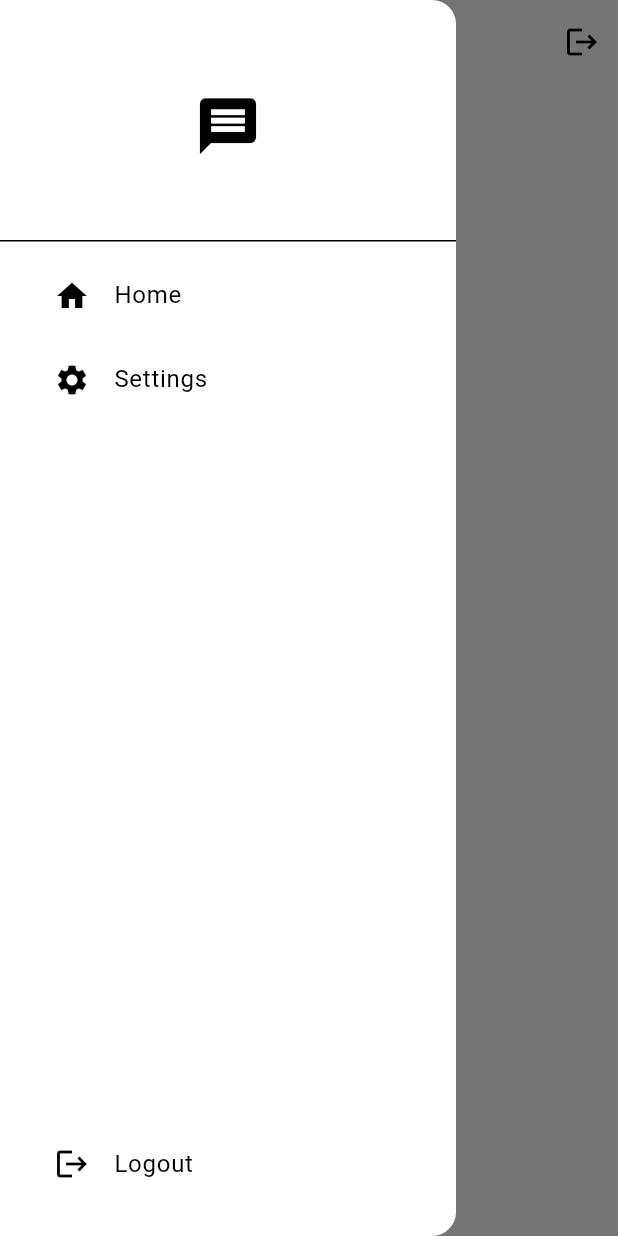
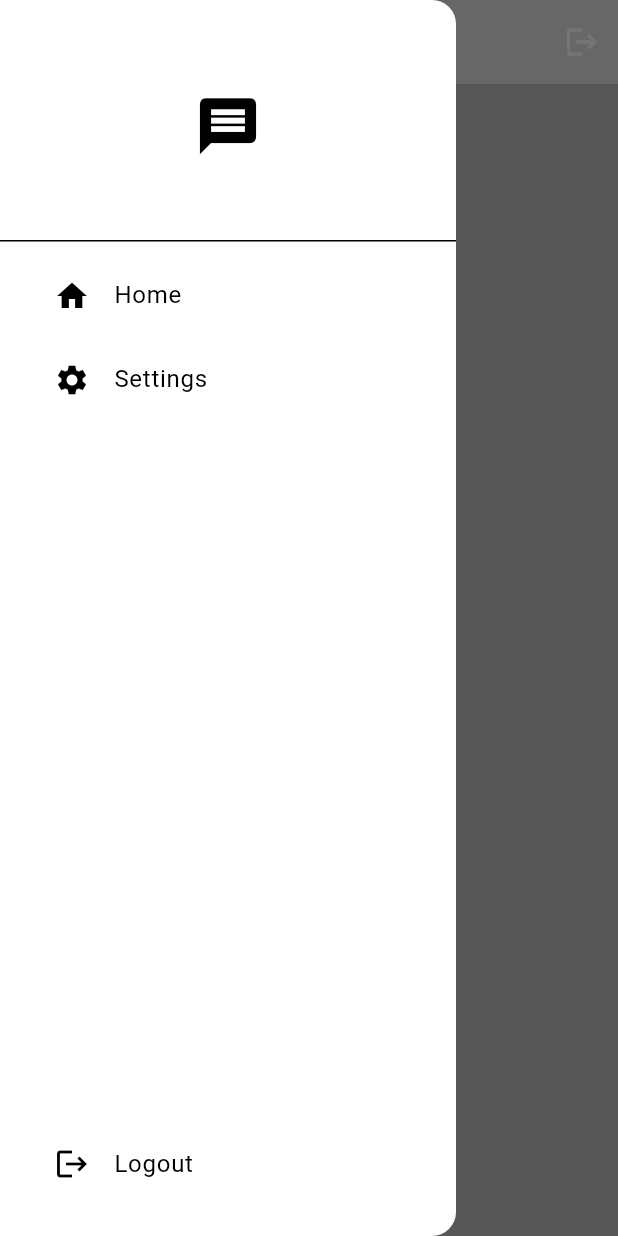
Before and after one commit to Akshat2113609/ChatApp, a Flutter app: the screen it shows once a user with an empty profile is signed in, with the side drawer open, on a phone screen of 412 x 824 dp. Run offline on Flutter 3.47's test engine with Material 3 defaults, Android fonts, the phone set to English and light mode, and no system bars; our stand-ins replace cloud_firestore, firebase_auth, firebase_core; accounts and stored records are empty; network calls fail.

Commit message:
messasging added and UI inhanced

```diff
--- a/lib/components/my_drawer.dart
+++ b/lib/components/my_drawer.dart
@@ -1,10 +1,10 @@
 import 'package:flutter/material.dart';
-import 'package:myapp/Auth/auth_service.dart';
+import 'package:myapp/services/Auth/auth_service.dart';
 import 'package:myapp/pages/login_page.dart';
 import 'package:myapp/pages/settings_page.dart';
 
 class MyDrawer extends StatelessWidget {
-  MyDrawer({super.key});
+  const MyDrawer({super.key});
   void logOut() {
     final auth = AuthService();
     auth.signOut();
@@ -29,26 +29,26 @@ class MyDrawer extends StatelessWidget {
                 ),
               ),
               Padding(
-                padding: EdgeInsets.only(left: 20.0),
+                padding: const EdgeInsets.only(left: 20.0),
                 child: ListTile(
-                  title: Text("Home"),
-                  leading: Icon(Icons.home),
+                  title: const Text("Home"),
+                  leading: const Icon(Icons.home),
                   onTap: () {
                     Navigator.pop(context);
                   },
                 ),
               ),
               Padding(
-                padding: EdgeInsets.only(left: 20.0),
+                padding: const EdgeInsets.only(left: 20.0),
                 child: ListTile(
-                    title: Text("Settings"),
-                    leading: Icon(Icons.settings),
+                    title: const Text("Settings"),
+                    leading: const Icon(Icons.settings),
                     onTap: () {
                       Navigator.pop(context);
                       Navigator.push(
                         context,
                         MaterialPageRoute(
-                          builder: (context) => SettingsPage(),
+                          builder: (context) => const SettingsPage(),
                         ),
                       );
                     }),
@@ -56,10 +56,10 @@ class MyDrawer extends StatelessWidget {
             ],
           ),
           Padding(
-            padding: EdgeInsets.only(left: 20.0, bottom: 20.0),
+            padding: const EdgeInsets.only(left: 20.0, bottom: 20.0),
             child: ListTile(
-              title: Text("Logout"),
-              leading: Icon(Icons.logout),
+              title: const Text("Logout"),
+              leading: const Icon(Icons.logout),
               onTap:logOut,
             ),
           ),
--- a/lib/main.dart
+++ b/lib/main.dart
@@ -1,13 +1,16 @@
 import 'package:firebase_core/firebase_core.dart';
 import 'package:flutter/material.dart';
-import 'package:myapp/Auth/auth_gate.dart';
+import 'package:myapp/services/Auth/auth_gate.dart';
 import 'package:myapp/firebase_options.dart';
 import 'package:myapp/themes/light_mode.dart';
+import 'package:myapp/themes/theme_provider.dart';
+import 'package:provider/provider.dart';
 
 void main() async {
   WidgetsFlutterBinding.ensureInitialized();
   await Firebase.initializeApp(options: DefaultFirebaseOptions.currentPlatform);
-  runApp(const Myapp());
+  runApp(
+    ChangeNotifierProvider(create: (context) => ThemeProvider(),child:Myapp()) );
 }
 
 class Myapp extends StatelessWidget {
@@ -16,7 +19,7 @@ class Myapp extends StatelessWidget {
   Widget build(context) {
     return MaterialApp(
       home: const AuthGate(),
-      theme: lightMode,
+      theme: Provider.of<ThemeProvider>(context).themeData,
     );
   }
 }
--- /dev/null
+++ b/lib/models/message.dart
@@ -0,0 +1,27 @@
+import 'package:cloud_firestore/cloud_firestore.dart';
+import 'package:flutter/material.dart';
+
+class Message {
+  final String senderID;
+  final String senderEmail;
+  final String receiverID;
+  final String message;
+  final Timestamp timestamp;
+  Message({
+    required this.senderID,
+    required this.senderEmail,
+    required this.receiverID,
+    required this.message,
+    required this.timestamp,
+  });
+  //convert to a map
+  Map<String,dynamic> toMap(){
+    return {
+      "senderID":senderID,
+      "senderEmail":senderEmail,
+      "receiverID":receiverID,
+      "message":message,
+      "timestamp":timestamp,
+    };
+  }
+  }
--- a/lib/pages/home_page.dart
+++ b/lib/pages/home_page.dart
@@ -1,23 +1,91 @@
 import 'package:flutter/material.dart';
-import 'package:myapp/Auth/auth_service.dart';
+import 'package:myapp/pages/chat_page.dart';
+import 'package:myapp/services/Auth/auth_service.dart';
 import 'package:myapp/components/my_drawer.dart';
+import 'package:myapp/services/Auth/chat/chat_service.dart';
+import 'package:myapp/components/user_tile.dart';
 
 class HomePage extends StatelessWidget {
-  const HomePage({super.key});
+  HomePage({super.key});
+
+  final ChatService _chatService = ChatService();
+  final AuthService _authService = AuthService();
+
   void logOut() {
-    final auth = AuthService();
-    auth.signOut();
+    _authService.signOut();
   }
 
   @override
-  Widget build(context) {
-    MainAxisAlignment.center;
+  Widget build(BuildContext context) {
     return Scaffold(
-      appBar: AppBar(title: const Text("home page"), actions: [
-        IconButton(onPressed: logOut, icon: const Icon(Icons.logout)),
-      ]
+      backgroundColor: Theme.of(context).colorScheme.background,  // Use theme background color
+      appBar: AppBar(
+        title: const Text("Home Page"),
+        backgroundColor: Theme.of(context).colorScheme.primary,   // Use primary color from theme
+        actions: [
+          IconButton(
+            onPressed: logOut,
+            icon: Icon(
+              Icons.logout,
+              color: Theme.of(context).colorScheme.onPrimary,  // Ensure icon color matches theme
+            ),
+          ),
+        ],
       ),
-      drawer: MyDrawer(),
+      drawer: const MyDrawer(),
+      body: _buildUserList(context),
     );
   }
+
+  // Updated user list method
+  Widget _buildUserList(BuildContext context) {
+    return StreamBuilder(
+      stream: _chatService.getUsersStream(),
+      builder: (context, snapshot) {
+        if (snapshot.hasError) {
+          return const Text("Error loading users");
+        }
+        if (snapshot.connectionState == ConnectionState.waiting) {
+          return const Center(child: CircularProgressIndicator());
+        }
+        if (!snapshot.hasData || snapshot.data!.isEmpty) {
+          return Center(
+            child: Text(
+              "No users found",
+              style: TextStyle(
+                color: Theme.of(context).colorScheme.onBackground,  // Theme-aware text color
+              ),
+            ),
+          );
+        }
+        return ListView(
+          children: snapshot.data!
+              .map<Widget>((userData) => _buildUserListItem(userData, context))
+              .toList(),
+        );
+      },
+    );
+  }
+
+  // Updated user list item method
+  Widget _buildUserListItem(Map<String, dynamic> userData, BuildContext context) {
+    if (userData["email"] != _authService.getcurrentUser()!.email) {
+      return UserTile(
+        text: userData["email"],
+        onTap: () {
+          Navigator.push(
+            context,
+            MaterialPageRoute(
+              builder: (context) => ChatPage(
+                receiverEmail: userData["email"],
+                receiverID: userData["uid"],
+              ),
+            ),
+          );
+        },
+      );
+    } else {
+      return Container();
+    }
+  }
 }
--- a/lib/pages/login_page.dart
+++ b/lib/pages/login_page.dart
@@ -1,5 +1,5 @@
 import 'package:flutter/material.dart';
-import 'package:myapp/Auth/auth_service.dart';
+import 'package:myapp/services/Auth/auth_service.dart';
 import 'package:myapp/components/my_buttons.dart';
 import 'package:myapp/components/my_textfile.dart';
 
--- a/lib/pages/register_page.dart
+++ b/lib/pages/register_page.dart
@@ -1,5 +1,5 @@
 import 'package:flutter/material.dart';
-import 'package:myapp/Auth/auth_service.dart';
+import 'package:myapp/services/Auth/auth_service.dart';
 import 'package:myapp/components/my_buttons.dart';
 import 'package:myapp/components/my_textfile.dart';
 
--- a/lib/Auth/auth_gate.dart
+++ b/lib/services/Auth/auth_gate.dart
@@ -1,6 +1,6 @@
 import 'package:firebase_auth/firebase_auth.dart';
 import 'package:flutter/material.dart';
-import 'package:myapp/Auth/login_or_register.dart';
+import 'package:myapp/services/Auth/login_or_register.dart';
 import 'package:myapp/pages/home_page.dart';
 
 class AuthGate extends StatelessWidget {
@@ -13,7 +13,7 @@ class AuthGate extends StatelessWidget {
         builder: (context, snapshot) {
           //user is logged in
           if (snapshot.hasData) {
-            return const HomePage();
+            return  HomePage();
           }
           //user is not logged in
           else {
--- /dev/null
+++ b/lib/themes/dark_mode.dart
@@ -0,0 +1,12 @@
+import 'package:flutter/material.dart';
+
+ThemeData darkMode = ThemeData(
+  colorScheme: ColorScheme.dark(
+    // ignore: deprecated_member_use
+    background: Colors.grey.shade900,  // Dark background
+    primary: Colors.grey.shade800,     // Dark primary color
+    secondary: Colors.white,           // White as secondary for better contrast
+    tertiary: Colors.black,            // Black tertiary for dark mode
+    inversePrimary: Colors.grey.shade400, // Lighter grey for contrasts (like text or highlights)
+  ),
+);
--- /dev/null
+++ b/lib/themes/theme_provider.dart
@@ -0,0 +1,19 @@
+import 'package:flutter/material.dart';
+import 'package:myapp/themes/dark_mode.dart';
+import 'package:myapp/themes/light_mode.dart';
+
+class ThemeProvider extends ChangeNotifier {
+  ThemeData _themeData = lightMode;
+
+  // Getter to expose the current theme
+  ThemeData get themeData => _themeData;
+
+  // Getter to check if dark mode is active
+  bool get isDarkMode => _themeData == darkMode;
+
+  // Toggle theme between light and dark mode
+  void toggleTheme(bool isDark) {
+    _themeData = isDark ? darkMode : lightMode;
+    notifyListeners();  // Notify listeners of the change
+  }
+}
--- a/pubspec.yaml
+++ b/pubspec.yaml
@@ -37,6 +37,8 @@ dependencies:
   cupertino_icons: ^1.0.6
   firebase_core: ^3.6.0
   firebase_auth: ^5.3.1
+  cloud_firestore: ^5.4.4
+  provider: ^6.1.2
 
 dev_dependencies:
   flutter_test:
```
Also changed, not shown: lib/Auth/auth_service.dart (deleted, +0 -37 lines), lib/components/user_tile.dart (added, +34 -0 lines), lib/pages/chat_page.dart (added, +153 -0 lines), lib/pages/settings_page.dart (+35 -6 lines), lib/services/Auth/auth_service.dart (added, +51 -0 lines), lib/services/Auth/chat/chat_service.dart (added, +61 -0 lines), lib/services/Auth/login_or_register.dart (renamed from lib/Auth/login_or_register.dart), pubspec.lock.
